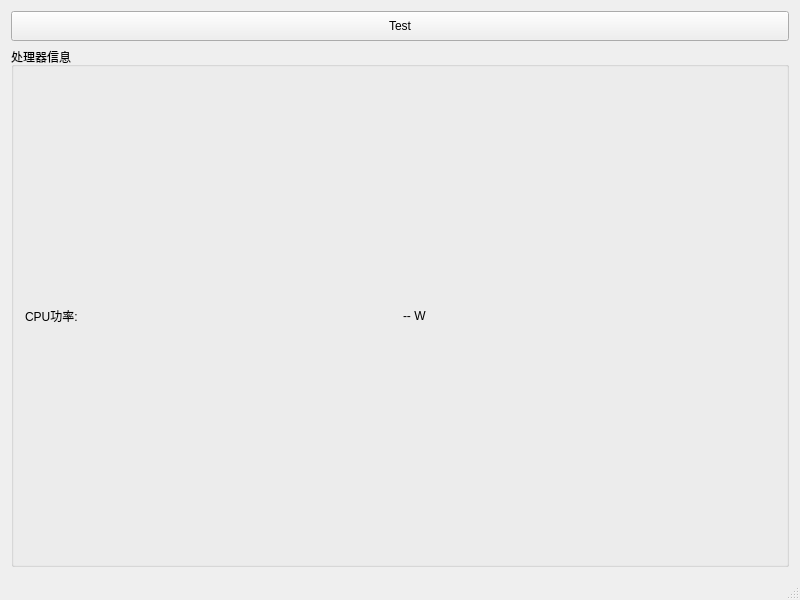
dongge0210/project_TC-Windows-client-x64, file Qt-Widgets-TC-monitor/QtWidgetsTCmonitor.ui: the form before one commit.
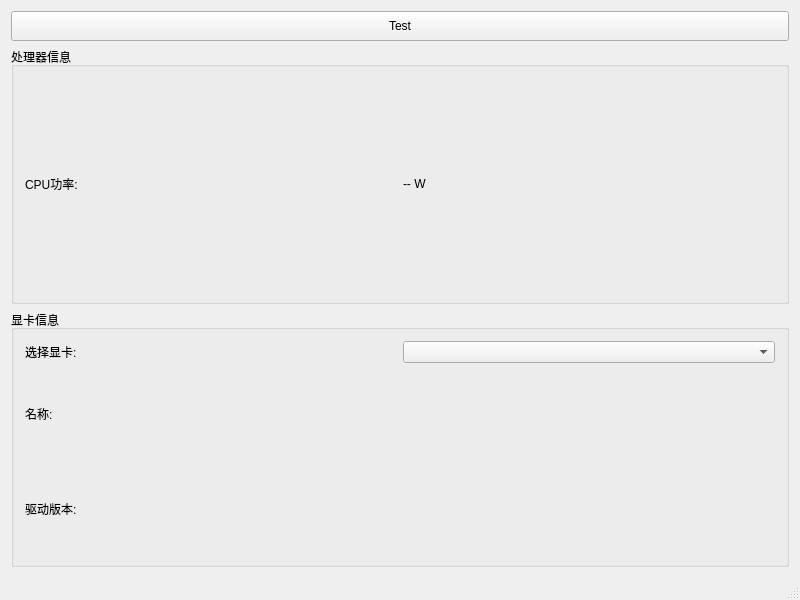
The form after the commit.

Patch:
```diff
--- a/Qt-Widgets-TC-monitor/QtWidgetsTCmonitor.ui
+++ b/Qt-Widgets-TC-monitor/QtWidgetsTCmonitor.ui
@@ -54,6 +54,46 @@
       </layout>
      </widget>
     </item>
+    <item>
+     <widget class="QGroupBox" name="gpuGroupBox">
+      <property name="title">
+       <string>显卡信息</string>
+      </property>
+      <layout class="QGridLayout" name="gridLayoutGpu">
+       <item row="0" column="0">
+        <widget class="QLabel" name="labelGpuSelectorTitle">
+         <property name="text">
+          <string>选择显卡:</string>
+         </property>
+        </widget>
+       </item>
+       <item row="0" column="1">
+        <widget class="QComboBox" name="gpuSelector"/>
+       </item>
+       <item row="1" column="0">
+        <widget class="QLabel" name="labelGpuNameTitle">
+         <property name="text">
+          <string>名称:</string>
+         </property>
+        </widget>
+       </item>
+       <item row="1" column="1">
+        <widget class="QLabel" name="labelGpuName"/>
+       </item>
+       <!-- 依次添加 gpuVram, gpuSharedMem, gpuCoreFreq, gpuPower -->
+       <item row="2" column="0">
+        <widget class="QLabel" name="labelGpuDriverVersionTitle">
+         <property name="text">
+          <string>驱动版本:</string>
+         </property>
+        </widget>
+       </item>
+       <item row="2" column="1">
+        <widget class="QLabel" name="labelGpuDriverVersion"/>
+       </item>
+      </layout>
+     </widget>
+    </item>
    </layout>
   </widget>
   <widget class="QMenuBar" name="menuBar">
```
